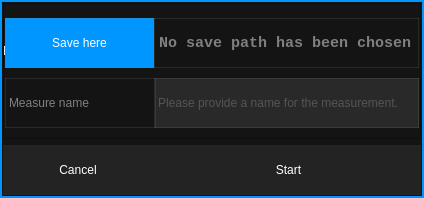
Before: the Qt Designer form src/ui/measure_dialog.ui in ligerr13/PE_Spectroradiometer, drawn with Qt 5.
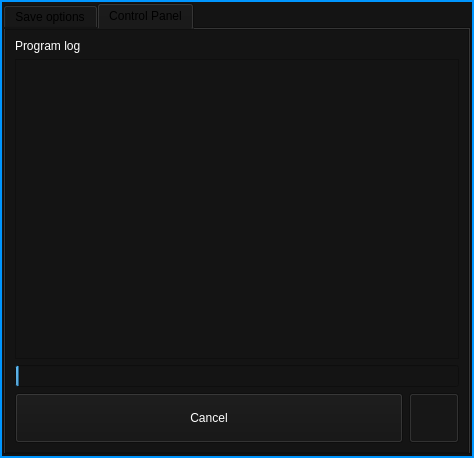
After: the same form once the commit is applied. Icons and pictures are not drawn.

```diff
--- a/src/ui/measure_dialog.ui
+++ b/src/ui/measure_dialog.ui
@@ -6,8 +6,8 @@
    <rect>
     <x>0</x>
     <y>0</y>
-    <width>424</width>
-    <height>198</height>
+    <width>474</width>
+    <height>458</height>
    </rect>
   </property>
   <property name="windowTitle">
@@ -24,7 +24,9 @@
 QWidget {
 	background-color: rgb(20, 20, 20); 
 }
-</string>
+
+QPushButton {color: white;}
+QLabel{color:white;}</string>
   </property>
   <layout class="QHBoxLayout" name="horizontalLayout">
    <property name="spacing">
@@ -61,22 +63,26 @@
        <number>1</number>
       </property>
       <item>
-       <widget class="QWidget" name="widget_2" native="true">
-        <property name="styleSheet">
-         <string notr="true"/>
+       <widget class="QTabWidget" name="tabWidget">
+        <property name="currentIndex">
+         <number>1</number>
         </property>
-        <layout class="QHBoxLayout" name="horizontalLayout_2">
+        <widget class="QWidget" name="tab">
+         <attribute name="title">
+          <string>Save options</string>
+         </attribute>
+         <layout class="QVBoxLayout" name="verticalLayout">
          <property name="leftMargin">
           <number>0</number>
          </property>
          <property name="topMargin">
-          <number>0</number>
+           <number>1</number>
          </property>
          <property name="rightMargin">
           <number>0</number>
          </property>
          <property name="bottomMargin">
-          <number>0</number>
+           <number>1</number>
          </property>
          <item>
           <widget class="QScrollArea" name="scrollArea">
@@ -88,19 +94,80 @@
              <rect>
               <x>0</x>
               <y>0</y>
-              <width>416</width>
-              <height>134</height>
-             </rect>
-            </property>
-            <property name="styleSheet">
-             <string notr="true"/>
-            </property>
+               <width>458</width>
+               <height>419</height>
+              </rect>
+             </property>
+             <layout class="QVBoxLayout" name="verticalLayout_3">
+              <item>
+               <widget class="QWidget" name="open_file_widget" native="true">
+                <layout class="QHBoxLayout" name="horizontalLayout_2">
+                 <property name="leftMargin">
+                  <number>0</number>
+                 </property>
+                 <property name="topMargin">
+                  <number>0</number>
+                 </property>
+                 <property name="rightMargin">
+                  <number>0</number>
+                 </property>
+                 <property name="bottomMargin">
+                  <number>0</number>
+                 </property>
+                 <item>
+                  <widget class="QPushButton" name="pushButton">
+                   <property name="text">
+                    <string>Select Folder</string>
+                   </property>
+                  </widget>
+                 </item>
+                 <item>
+                  <widget class="QLabel" name="label">
+                   <property name="text">
+                    <string>TextLabel</string>
+                   </property>
+                  </widget>
+                 </item>
+                </layout>
+               </widget>
+              </item>
+              <item>
+               <widget class="QWidget" name="file_name_widget" native="true">
+                <layout class="QHBoxLayout" name="horizontalLayout_3">
+                 <property name="leftMargin">
+                  <number>0</number>
+                 </property>
+                 <property name="topMargin">
+                  <number>0</number>
+                 </property>
+                 <property name="rightMargin">
+                  <number>0</number>
+                 </property>
+                 <property name="bottomMargin">
+                  <number>0</number>
+                 </property>
+                 <item>
+                  <widget class="QLineEdit" name="lineEdit"/>
+                 </item>
+                </layout>
+               </widget>
+              </item>
+             </layout>
+            </widget>
+           </widget>
+          </item>
+         </layout>
+        </widget>
+        <widget class="QWidget" name="tab_2">
+         <attribute name="title">
+          <string>Control Panel</string>
+         </attribute>
             <layout class="QGridLayout" name="gridLayout">
              <property name="leftMargin">
               <number>0</number>
              </property>
              <property name="topMargin">
-              <number>5</number>
+           <number>0</number>
              </property>
              <property name="rightMargin">
               <number>0</number>
@@ -108,304 +175,62 @@
              <property name="bottomMargin">
               <number>0</number>
              </property>
-             <property name="spacing">
-              <number>1</number>
-             </property>
              <item row="0" column="0">
-              <widget class="QGroupBox" name="groupBox">
-               <property name="styleSheet">
-                <string notr="true">QGroupBox {
-  border-radius: 2px;
-  margin-top: 1.4em;
-  margin-bottom: 1;
-  font: 700 12pt &quot;Consolas&quot;;
-}
-QLineEdit {
-	font: 600 10pt &quot;Segoe UI&quot;;
-	background-color:  rgb(41,41,41);
-   color: white;
-	border-radius: 2px;
-}
-QPushButton {
-	background: rgb(0, 150, 255);
-	color: rgba(255,255,255, 0.85);
-	border-radius: 2px;
-	font: 600 10pt &quot;Segoe UI&quot;;
-}
-QPushButton:hover {
-	background: rgb(51, 180, 255);
-}
-QGroupBox::title {
-  background: transparent;
-  color: white;
-  padding-top: -30px;
-   padding-left: -18px;
-  margin: 0 15 15 15;
-}
-QLabel {
-	color: grey;
-	font: 550 11pt &quot;Consolas&quot;;
-}
-QSpinBox {
-		font: 600 10pt &quot;Segoe UI&quot;;
- 		background-color:  rgb(41,41,41);
-		color: grey;
-		border-radius: 2px;
-		border: 0px;
-}
-QComboBox {
-		font: 700 10pt &quot;Segoe UI&quot;;
- 		background-color:  rgb(41,41,41);
-		color: grey;
-		border-radius: 2px;
-		border: 0px;
-}</string>
-               </property>
-               <property name="title">
-                <string>Export Options</string>
-               </property>
-               <layout class="QVBoxLayout" name="verticalLayout">
-                <property name="spacing">
-                 <number>1</number>
-                </property>
+           <widget class="QScrollArea" name="scrollArea_2">
+            <property name="widgetResizable">
+             <bool>true</bool>
+            </property>
+            <widget class="QWidget" name="scrollAreaWidgetContents_2">
+             <property name="geometry">
+              <rect>
+               <x>0</x>
+               <y>0</y>
+               <width>460</width>
+               <height>421</height>
+              </rect>
+             </property>
+             <layout class="QVBoxLayout" name="verticalLayout_4">
+              <item>
+               <widget class="QWidget" name="widget_2" native="true">
+                <layout class="QVBoxLayout" name="verticalLayout_5">
                 <property name="leftMargin">
-                 <number>1</number>
+                  <number>0</number>
                 </property>
                 <property name="topMargin">
                  <number>0</number>
                 </property>
                 <property name="rightMargin">
-                 <number>1</number>
+                  <number>0</number>
                 </property>
                 <property name="bottomMargin">
                  <number>0</number>
                 </property>
+                 <item>
+                  <widget class="QLabel" name="label_2">
+                   <property name="text">
+                    <string>Program log</string>
+                   </property>
+                  </widget>
+                 </item>
+                 <item>
+                  <widget class="QPlainTextEdit" name="plainTextEdit"/>
+                 </item>
+                 <item>
+                  <widget class="QProgressBar" name="progressBar">
+                   <property name="value">
+                    <number>1</number>
+                   </property>
+                   <property name="textVisible">
+                    <bool>false</bool>
+                   </property>
+                  </widget>
+                 </item>
+                </layout>
+               </widget>
+              </item>
                 <item>
                  <widget class="QWidget" name="widget_3" native="true">
-                  <property name="minimumSize">
-                   <size>
-                    <width>0</width>
-                    <height>50</height>
-                   </size>
-                  </property>
-                  <property name="maximumSize">
-                   <size>
-                    <width>16777215</width>
-                    <height>50</height>
-                   </size>
-                  </property>
-                  <layout class="QHBoxLayout" name="horizontalLayout_3">
-                   <property name="spacing">
-                    <number>0</number>
-                   </property>
-                   <property name="leftMargin">
-                    <number>0</number>
-                   </property>
-                   <property name="topMargin">
-                    <number>0</number>
-                   </property>
-                   <property name="rightMargin">
-                    <number>0</number>
-                   </property>
-                   <property name="bottomMargin">
-                    <number>0</number>
-                   </property>
-                   <item>
-                    <widget class="QPushButton" name="pushButton">
-                     <property name="sizePolicy">
-                      <sizepolicy hsizetype="Expanding" vsizetype="Expanding">
-                       <horstretch>0</horstretch>
-                       <verstretch>0</verstretch>
-                      </sizepolicy>
-                     </property>
-                     <property name="minimumSize">
-                      <size>
-                       <width>149</width>
-                       <height>50</height>
-                      </size>
-                     </property>
-                     <property name="maximumSize">
-                      <size>
-                       <width>149</width>
-                       <height>50</height>
-                      </size>
-                     </property>
-                     <property name="styleSheet">
-                      <string notr="true">border-top: 1px solid rgba(129, 129, 129, 50);
-border-bottom: 1px solid rgba(129, 129, 129, 50);
-color: white;
-border-radius: 0px;</string>
-                     </property>
-                     <property name="text">
-                      <string>Save here</string>
-                     </property>
-                    </widget>
-                   </item>
-                   <item>
-                    <widget class="QLabel" name="label_3">
-                     <property name="sizePolicy">
-                      <sizepolicy hsizetype="Preferred" vsizetype="Expanding">
-                       <horstretch>0</horstretch>
-                       <verstretch>0</verstretch>
-                      </sizepolicy>
-                     </property>
-                     <property name="font">
-                      <font>
-                       <family>Consolas</family>
-                       <pointsize>11</pointsize>
-                       <italic>false</italic>
-                       <bold>true</bold>
-                      </font>
-                     </property>
-                     <property name="styleSheet">
-                      <string notr="true">border-top: 1px solid rgba(129, 129, 129, 50);
-border-bottom: 1px solid rgba(129, 129, 129, 50);
-border-radius: 0px;
-border: 1px solid rgba(129, 129, 129, 50); 
-color: grey;
-border-radius: 0px;</string>
-                     </property>
-                     <property name="text">
-                      <string>No save path has been chosen</string>
-                     </property>
-                    </widget>
-                   </item>
-                  </layout>
-                 </widget>
-                </item>
-                <item>
-                 <widget class="QWidget" name="widget_4" native="true">
-                  <property name="sizePolicy">
-                   <sizepolicy hsizetype="Preferred" vsizetype="Preferred">
-                    <horstretch>0</horstretch>
-                    <verstretch>0</verstretch>
-                   </sizepolicy>
-                  </property>
-                  <property name="minimumSize">
-                   <size>
-                    <width>0</width>
-                    <height>50</height>
-                   </size>
-                  </property>
-                  <property name="maximumSize">
-                   <size>
-                    <width>16777213</width>
-                    <height>50</height>
-                   </size>
-                  </property>
-                  <layout class="QHBoxLayout" name="horizontalLayout_5">
-                   <property name="spacing">
-                    <number>0</number>
-                   </property>
-                   <property name="leftMargin">
-                    <number>0</number>
-                   </property>
-                   <property name="topMargin">
-                    <number>0</number>
-                   </property>
-                   <property name="rightMargin">
-                    <number>0</number>
-                   </property>
-                   <property name="bottomMargin">
-                    <number>0</number>
-                   </property>
-                   <item>
-                    <widget class="QLabel" name="label_4">
-                     <property name="minimumSize">
-                      <size>
-                       <width>150</width>
-                       <height>0</height>
-                      </size>
-                     </property>
-                     <property name="maximumSize">
-                      <size>
-                       <width>150</width>
-                       <height>16777215</height>
-                      </size>
-                     </property>
-                     <property name="styleSheet">
-                      <string notr="true">border: 1px solid rgba(129, 129, 129, 50); 
-color: grey;
-border-radius: 0px;</string>
-                     </property>
-                     <property name="text">
-                      <string>Measure name</string>
-                     </property>
-                    </widget>
-                   </item>
-                   <item>
-                    <widget class="QLineEdit" name="fileName">
-                     <property name="minimumSize">
-                      <size>
-                       <width>0</width>
-                       <height>50</height>
-                      </size>
-                     </property>
-                     <property name="maximumSize">
-                      <size>
-                       <width>16777215</width>
-                       <height>50</height>
-                      </size>
-                     </property>
-                     <property name="styleSheet">
-                      <string notr="true">border-radius: 0px;  font: 6 10pt &quot;Consolas&quot;;
-border: 1px solid rgba(129, 129, 129, 50); 
-color: grey;
-border-radius: 0px;</string>
-                     </property>
-                     <property name="text">
-                      <string/>
-                     </property>
-                     <property name="placeholderText">
-                      <string>Please provide a name for the measurement.</string>
-                     </property>
-                    </widget>
-                   </item>
-                  </layout>
-                 </widget>
-                </item>
-               </layout>
-              </widget>
-             </item>
-            </layout>
-           </widget>
-          </widget>
-         </item>
-        </layout>
-       </widget>
-      </item>
-      <item>
-       <widget class="QWidget" name="widget_7" native="true">
-        <property name="minimumSize">
-         <size>
-          <width>0</width>
-          <height>40</height>
-         </size>
-        </property>
-        <property name="maximumSize">
-         <size>
-          <width>16777215</width>
-          <height>50</height>
-         </size>
-        </property>
-        <property name="styleSheet">
-         <string notr="true">QWidget {
-	background-color: rgb(31, 31, 31);
-	color:white;
-	border-radius: 0px;
-	background-color: rgb(35, 35, 35);
-}
-Line {
-	background-color: rgba(129, 129, 129, 50);
-}
-QPushButton {
-		font: 700 10pt &quot;Segoe UI&quot;;
-}</string>
-        </property>
         <layout class="QHBoxLayout" name="horizontalLayout_4">
-         <property name="spacing">
-          <number>1</number>
-         </property>
          <property name="leftMargin">
           <number>0</number>
          </property>
@@ -419,22 +244,16 @@
           <number>0</number>
          </property>
          <item>
-          <widget class="QPushButton" name="pushButton_5">
-           <property name="sizePolicy">
-            <sizepolicy hsizetype="Minimum" vsizetype="Expanding">
-             <horstretch>0</horstretch>
-             <verstretch>0</verstretch>
-            </sizepolicy>
-           </property>
+                  <widget class="QPushButton" name="cancel_button">
            <property name="minimumSize">
             <size>
-             <width>0</width>
+                     <width>50</width>
              <height>50</height>
             </size>
            </property>
            <property name="maximumSize">
             <size>
-             <width>150</width>
+                     <width>999</width>
              <height>50</height>
             </size>
            </property>
@@ -442,62 +261,24 @@
             <cursorShape>PointingHandCursor</cursorShape>
            </property>
            <property name="styleSheet">
-            <string notr="true">QPushButton:hover {
-            background: rgb(55, 55, 55);
-        }
-QPushButton:checked  {
-		border: 0px;
-		background-color: rgb(45, 45, 45);
-}
-QPushTip{ 
-		font: 12pt;
-		color: rgb(100, 100, 100);
-}</string>
+                    <string notr="true"/>
            </property>
            <property name="text">
             <string>Cancel</string>
            </property>
-           <property name="checkable">
-            <bool>false</bool>
-           </property>
           </widget>
          </item>
          <item>
-          <widget class="Line" name="line">
+                  <widget class="QPushButton" name="start_stop_button">
            <property name="minimumSize">
             <size>
-             <width>1</width>
-             <height>0</height>
-            </size>
-           </property>
-           <property name="maximumSize">
-            <size>
-             <width>1</width>
-             <height>16777215</height>
-            </size>
-           </property>
-           <property name="orientation">
-            <enum>Qt::Vertical</enum>
-           </property>
-          </widget>
-         </item>
-         <item>
-          <widget class="QPushButton" name="pushButton_6">
-           <property name="sizePolicy">
-            <sizepolicy hsizetype="Minimum" vsizetype="Expanding">
-             <horstretch>0</horstretch>
-             <verstretch>0</verstretch>
-            </sizepolicy>
-           </property>
-           <property name="minimumSize">
-            <size>
-             <width>0</width>
+                     <width>50</width>
              <height>50</height>
             </size>
            </property>
            <property name="maximumSize">
             <size>
-             <width>16777215</width>
+                     <width>50</width>
              <height>50</height>
             </size>
            </property>
@@ -505,28 +286,39 @@
             <cursorShape>PointingHandCursor</cursorShape>
            </property>
            <property name="styleSheet">
-            <string notr="true">QPushButton:hover {
-            background: rgb(0, 150, 255);
-        }
-QPushButton:checked  {
-		border: 0px;
-		background: rgb(43, 81, 235);
-		border :3px solid rgb(63, 101, 255);
-}
-QPushTip{ 
-		font: 12pt;
-		color: rgb(100, 100, 100);
-}</string>
+                    <string notr="true">color: white;</string>
            </property>
            <property name="text">
-            <string>Start</string>
+                    <string/>
+                   </property>
+                   <property name="icon">
+                    <iconset>
+                     <normaloff>../../resources/icons/cancel-measure-button.png</normaloff>
+                     <normalon>../../resources/icons/start-measure-button.png</normalon>../../resources/icons/cancel-measure-button.png</iconset>
+                   </property>
+                   <property name="iconSize">
+                    <size>
+                     <width>45</width>
+                     <height>45</height>
+                    </size>
            </property>
            <property name="checkable">
-            <bool>false</bool>
-           </property>
+                    <bool>true</bool>
+                   </property>
+                   <property name="checked">
+                    <bool>true</bool>
+                   </property>
           </widget>
          </item>
         </layout>
+               </widget>
+              </item>
+             </layout>
+            </widget>
+           </widget>
+          </item>
+         </layout>
+        </widget>
        </widget>
       </item>
      </layout>
```
Left out of the diff: 54 changed lines with no effect on the pictures. Lines whose indentation alone changed are shown as unchanged.
